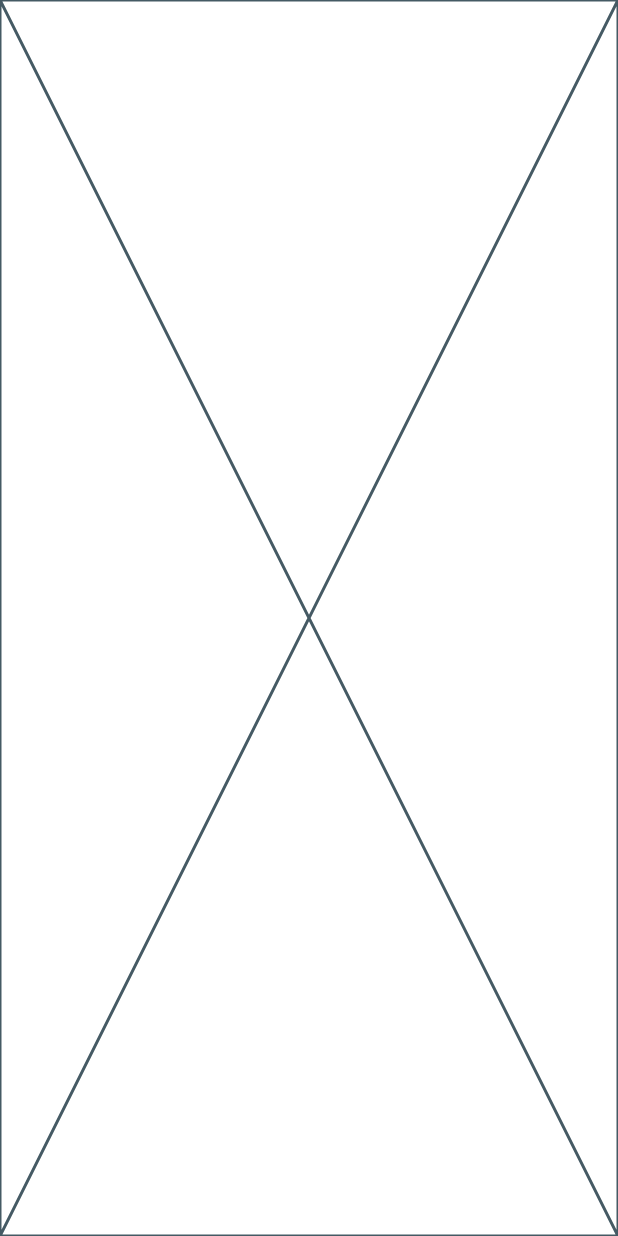
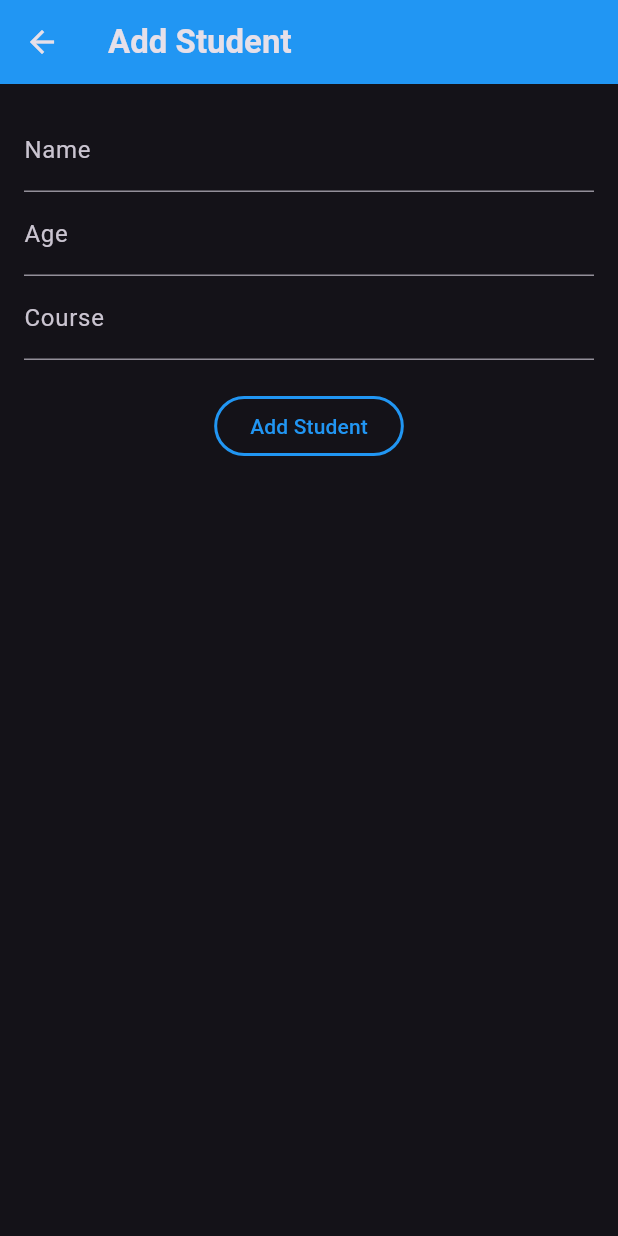
Before and after one commit to Amal-AM4/student_management_hive, a Flutter app: the screen it shows after launch, after a tap on the "add" icon, on a phone screen of 412 x 824 dp. Run offline on Flutter 3.47's test engine with Material 3 defaults, Android fonts, the phone set to English and light mode, and no system bars; our stand-ins replace hive, hive_flutter; accounts and stored records are empty.

Commit message:
add student page design completed

```diff
--- a/lib/screens/add_student_screen.dart
+++ b/lib/screens/add_student_screen.dart
@@ -1,11 +1,45 @@
 import 'package:flutter/material.dart';
-
+import 'package:hive/hive.dart';
+import '../models/student_model.dart';
 
 class AddStudentScreen extends StatelessWidget {
-  const AddStudentScreen({super.key});
+  // const AddStudentScreen({super.key});
 
   @override
   Widget build(BuildContext context) {
-    return const Placeholder();
+    return Scaffold(
+      appBar: AppBar(
+        title: Text(
+          'Add Student',
+          style: TextStyle(fontWeight: FontWeight.bold),
+        ),
+        backgroundColor: Colors.blue,
+      ),
+      body: Padding(
+        padding: EdgeInsets.all(16.0),
+        child: Column(
+          children: [
+            TextField(decoration: InputDecoration(labelText: 'Name')),
+            TextField(
+              decoration: InputDecoration(labelText: 'Age'),
+              keyboardType: TextInputType.number,
+            ),
+            TextField(decoration: InputDecoration(labelText: 'Course')),
+            SizedBox(height: 20.0),
+            OutlinedButton(
+              onPressed: () {},
+              child: Text('Add Student'),
+              style: OutlinedButton.styleFrom(
+                side: BorderSide(
+                  color: Colors.blue,
+                  width: 2,
+                ), // Blue border with a width of 2
+                foregroundColor: Colors.blue, // Text color
+              ),
+            ),
+          ],
+        ),
+      ),
+    );
   }
 }
```
